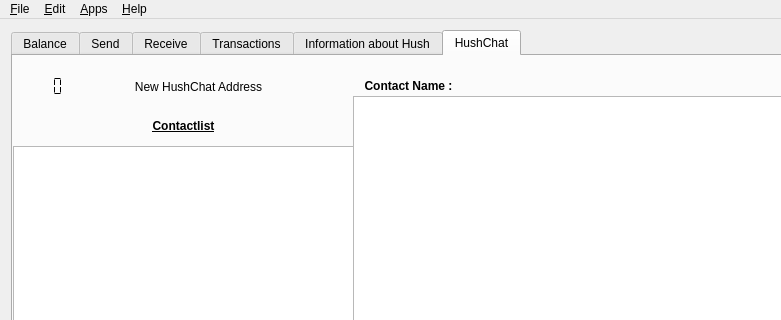
Old version of the form src/mainwindow.ui in the repository jahway603/SilentDragonLite; both pictures show x 0 to 781 and y 0 to 320 of the 1274 by 779 pixel window.
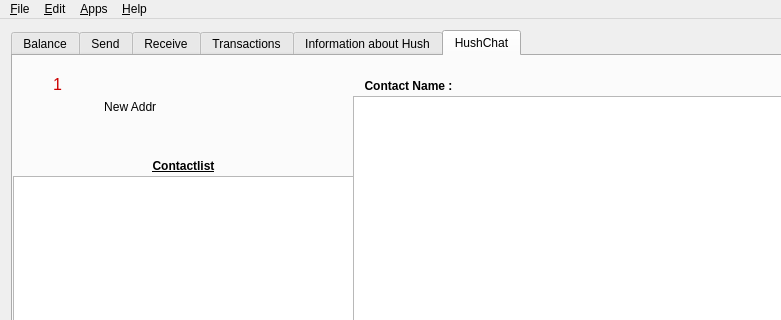
New version of the form. Icons and pictures are not drawn. Custom widgets are drawn as their Qt base class.

Diff of the .ui file:
```diff
--- a/src/mainwindow.ui
+++ b/src/mainwindow.ui
@@ -1332,9 +1332,9 @@
         <property name="geometry">
          <rect>
           <x>0</x>
-          <y>90</y>
+          <y>120</y>
           <width>341</width>
-          <height>551</height>
+          <height>521</height>
          </rect>
         </property>
         <property name="mouseTracking">
@@ -1354,7 +1354,7 @@
         <property name="geometry">
          <rect>
           <x>0</x>
-          <y>60</y>
+          <y>100</y>
           <width>341</width>
           <height>20</height>
          </rect>
@@ -1379,12 +1379,18 @@
        <widget class="QLabel" name="contactNameMemo">
         <property name="geometry">
          <rect>
-          <x>450</x>
+          <x>460</x>
           <y>20</y>
           <width>161</width>
           <height>20</height>
          </rect>
         </property>
+        <property name="font">
+         <font>
+          <weight>75</weight>
+          <bold>true</bold>
+         </font>
+        </property>
         <property name="text">
          <string>&lt;html&gt;&lt;head/&gt;&lt;body&gt;&lt;p align=&quot;center&quot;&gt;&lt;br/&gt;&lt;/p&gt;&lt;/body&gt;&lt;/html&gt;</string>
         </property>
@@ -1543,28 +1549,6 @@
          <bool>true</bool>
         </property>
        </widget>
-       <widget class="QLCDNumber" name="lcdNumber">
-        <property name="geometry">
-         <rect>
-          <x>30</x>
-          <y>20</y>
-          <width>31</width>
-          <height>21</height>
-         </rect>
-        </property>
-        <property name="frameShape">
-         <enum>QFrame::NoFrame</enum>
-        </property>
-        <property name="digitCount">
-         <number>1</number>
-        </property>
-        <property name="segmentStyle">
-         <enum>QLCDNumber::Flat</enum>
-        </property>
-        <property name="value" stdset="0">
-         <double>0.000000000000000</double>
-        </property>
-       </widget>
        <widget class="QPushButton" name="sendContact">
         <property name="geometry">
          <rect>
@@ -1601,14 +1585,14 @@
        <widget class="QPushButton" name="givemeZaddr">
         <property name="geometry">
          <rect>
-          <x>80</x>
-          <y>10</y>
-          <width>211</width>
+          <x>60</x>
+          <y>30</y>
+          <width>111</width>
           <height>41</height>
          </rect>
         </property>
         <property name="text">
-         <string>New HushChat Address</string>
+         <string> New Addr</string>
         </property>
         <property name="icon">
          <iconset resource="../application.qrc">
@@ -1617,25 +1601,236 @@
         <property name="iconSize">
          <size>
           <width>33</width>
-          <height>29</height>
+          <height>35</height>
          </size>
         </property>
         <property name="flat">
          <bool>true</bool>
         </property>
        </widget>
-       <zorder>lcdNumber</zorder>
-       <zorder>listContactWidget</zorder>
-       <zorder>label_39</zorder>
-       <zorder>memoTxtChat</zorder>
-       <zorder>contactNameMemo</zorder>
-       <zorder>sendChatButton</zorder>
-       <zorder>contactNameMemo_3</zorder>
-       <zorder>listChat</zorder>
-       <zorder>safeContactRequest</zorder>
-       <zorder>pushContact</zorder>
-       <zorder>sendContact</zorder>
-       <zorder>givemeZaddr</zorder>
+       <widget class="QLabel" name="label_40">
+        <property name="geometry">
+         <rect>
+          <x>40</x>
+          <y>20</y>
+          <width>21</width>
+          <height>16</height>
+         </rect>
+        </property>
+        <property name="palette">
+         <palette>
+          <active>
+           <colorrole role="WindowText">
+            <brush brushstyle="SolidPattern">
+             <color alpha="255">
+              <red>204</red>
+              <green>0</green>
+              <blue>0</blue>
+             </color>
+            </brush>
+           </colorrole>
+           <colorrole role="Text">
+            <brush brushstyle="SolidPattern">
+             <color alpha="255">
+              <red>204</red>
+              <green>0</green>
+              <blue>0</blue>
+             </color>
+            </brush>
+           </colorrole>
+           <colorrole role="BrightText">
+            <brush brushstyle="SolidPattern">
+             <color alpha="255">
+              <red>239</red>
+              <green>41</green>
+              <blue>41</blue>
+             </color>
+            </brush>
+           </colorrole>
+           <colorrole role="ButtonText">
+            <brush brushstyle="SolidPattern">
+             <color alpha="255">
+              <red>204</red>
+              <green>0</green>
+              <blue>0</blue>
+             </color>
+            </brush>
+           </colorrole>
+           <colorrole role="LinkVisited">
+            <brush brushstyle="SolidPattern">
+             <color alpha="255">
+              <red>204</red>
+              <green>0</green>
+              <blue>0</blue>
+             </color>
+            </brush>
+           </colorrole>
+           <colorrole role="ToolTipText">
+            <brush brushstyle="SolidPattern">
+             <color alpha="255">
+              <red>204</red>
+              <green>0</green>
+              <blue>0</blue>
+             </color>
+            </brush>
+           </colorrole>
+           <colorrole role="PlaceholderText">
+            <brush brushstyle="SolidPattern">
+             <color alpha="128">
+              <red>204</red>
+              <green>0</green>
+              <blue>0</blue>
+             </color>
+            </brush>
+           </colorrole>
+          </active>
+          <inactive>
+           <colorrole role="WindowText">
+            <brush brushstyle="SolidPattern">
+             <color alpha="255">
+              <red>204</red>
+              <green>0</green>
+              <blue>0</blue>
+             </color>
+            </brush>
+           </colorrole>
+           <colorrole role="Text">
+            <brush brushstyle="SolidPattern">
+             <color alpha="255">
+              <red>204</red>
+              <green>0</green>
+              <blue>0</blue>
+             </color>
+            </brush>
+           </colorrole>
+           <colorrole role="BrightText">
+            <brush brushstyle="SolidPattern">
+             <color alpha="255">
+              <red>239</red>
+              <green>41</green>
+              <blue>41</blue>
+             </color>
+            </brush>
+           </colorrole>
+           <colorrole role="ButtonText">
+            <brush brushstyle="SolidPattern">
+             <color alpha="255">
+              <red>204</red>
+              <green>0</green>
+              <blue>0</blue>
+             </color>
+            </brush>
+           </colorrole>
+           <colorrole role="LinkVisited">
+            <brush brushstyle="SolidPattern">
+             <color alpha="255">
+              <red>204</red>
+              <green>0</green>
+              <blue>0</blue>
+             </color>
+            </brush>
+           </colorrole>
+           <colorrole role="ToolTipText">
+            <brush brushstyle="SolidPattern">
+             <color alpha="255">
+              <red>204</red>
+              <green>0</green>
+              <blue>0</blue>
+             </color>
+            </brush>
+           </colorrole>
+           <colorrole role="PlaceholderText">
+            <brush brushstyle="SolidPattern">
+             <color alpha="128">
+              <red>204</red>
+              <green>0</green>
+              <blue>0</blue>
+             </color>
+            </brush>
+           </colorrole>
+          </inactive>
+          <disabled>
+           <colorrole role="WindowText">
+            <brush brushstyle="SolidPattern">
+             <color alpha="255">
+              <red>190</red>
+              <green>190</green>
+              <blue>190</blue>
+             </color>
+            </brush>
+           </colorrole>
+           <colorrole role="Text">
+            <brush brushstyle="SolidPattern">
+             <color alpha="255">
+              <red>190</red>
+              <green>190</green>
+              <blue>190</blue>
+             </color>
+            </brush>
+           </colorrole>
+           <colorrole role="BrightText">
+            <brush brushstyle="SolidPattern">
+             <color alpha="255">
+              <red>239</red>
+              <green>41</green>
+              <blue>41</blue>
+             </color>
+            </brush>
+           </colorrole>
+           <colorrole role="ButtonText">
+            <brush brushstyle="SolidPattern">
+             <color alpha="255">
+              <red>190</red>
+              <green>190</green>
+              <blue>190</blue>
+             </color>
+            </brush>
+           </colorrole>
+           <colorrole role="LinkVisited">
+            <brush brushstyle="SolidPattern">
+             <color alpha="255">
+              <red>204</red>
+              <green>0</green>
+              <blue>0</blue>
+             </color>
+            </brush>
+           </colorrole>
+           <colorrole role="ToolTipText">
+            <brush brushstyle="SolidPattern">
+             <color alpha="255">
+              <red>204</red>
+              <green>0</green>
+              <blue>0</blue>
+             </color>
+            </brush>
+           </colorrole>
+           <colorrole role="PlaceholderText">
+            <brush brushstyle="SolidPattern">
+             <color alpha="128">
+              <red>0</red>
+              <green>0</green>
+              <blue>0</blue>
+             </color>
+            </brush>
+           </colorrole>
+          </disabled>
+         </palette>
+        </property>
+        <property name="font">
+         <font>
+          <pointsize>12</pointsize>
+         </font>
+        </property>
+        <property name="layoutDirection">
+         <enum>Qt::LeftToRight</enum>
+        </property>
+        <property name="text">
+         <string>1</string>
+        </property>
+        <property name="textFormat">
+         <enum>Qt::AutoText</enum>
+        </property>
+       </widget>
       </widget>
      </widget>
     </item>
```
Left out of the diff: 2 changed lines with no effect on the pictures.
